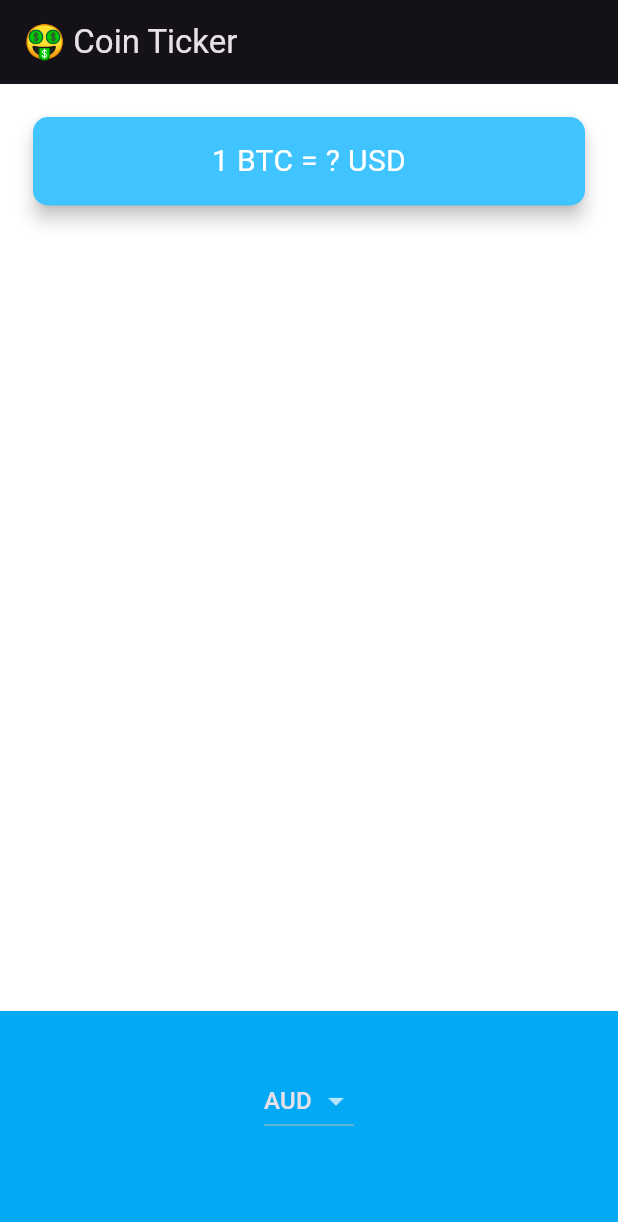
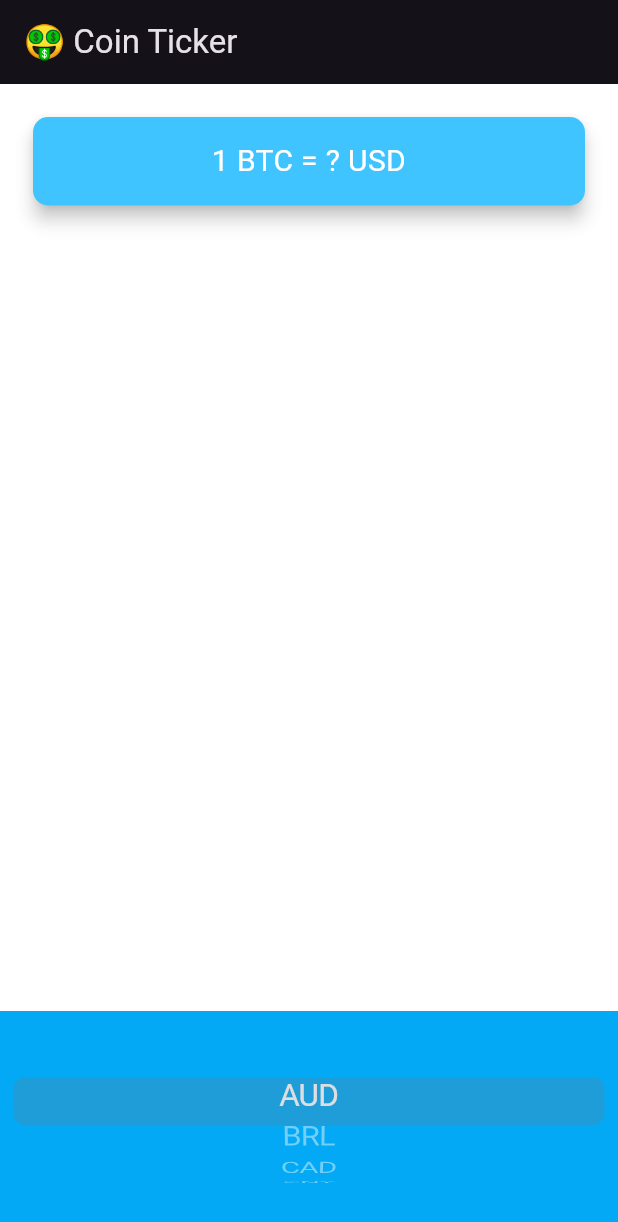
Before and after one commit to yukimiyake0607/coin_checker, a Flutter app: the screen it shows after launch, on a phone screen of 412 x 824 dp. Shown: the top 1222 px of the screen. Run offline on Flutter 3.47's test engine with Material 3 defaults, Android fonts, the phone set to English and light mode, and no system bars.

```diff
--- a/lib/price_screen.dart
+++ b/lib/price_screen.dart
@@ -68,17 +68,27 @@ class _PriceScreenState extends State<PriceScreen> {
             alignment: Alignment.center,
             padding: EdgeInsets.only(bottom: 30.0),
             color: Colors.lightBlue,
-            child: DropdownButton<String>(
-                value: _selectedItem,
-                items: getDropdownItem(),
-                onChanged: (String? value) {
-                  setState(() {
-                    _selectedItem = value!;
-                  });
-                }),
+            child: CupertinoPicker(
+              backgroundColor: Colors.lightBlue,
+              itemExtent: 32.0,
+              onSelectedItemChanged: (selectedindex) {
+                print(selectedindex);
+              },
+              children: getPickerItem(),
+            ),
           ),
         ],
       ),
     );
   }
 }
+
+
+// DropdownButton<String>(
+//                 value: _selectedItem,
+//                 items: getDropdownItem(),
+//                 onChanged: (String? value) {
+//                   setState(() {
+//                     _selectedItem = value!;
+//                   });
+//                 }),
```
